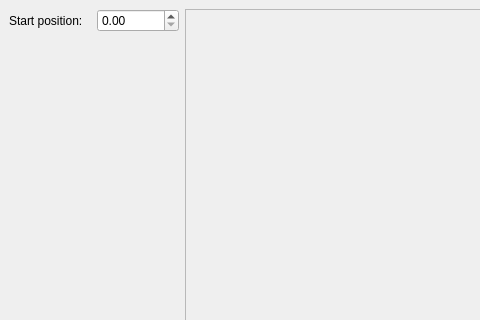
Old version of the form examples/Pie/mainwindow.ui in the repository KDAB/KDChart; both pictures show x 0 to 480 and y 0 to 320 of the 735 by 702 pixel window.
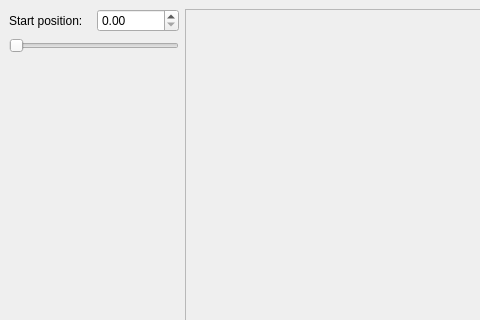
New version of the form. Icons and pictures are not drawn.

Commit message: made pie example cooler at till's request

What changed in the file:
```diff
--- a/examples/Pie/mainwindow.ui
+++ b/examples/Pie/mainwindow.ui
@@ -106,6 +106,24 @@
        </item>
       </layout>
      </item>
+     <item>
+      <widget class="QSlider" name="startPositionSL" >
+       <property name="sizePolicy" >
+        <sizepolicy>
+         <hsizetype>1</hsizetype>
+         <vsizetype>0</vsizetype>
+         <horstretch>0</horstretch>
+         <verstretch>0</verstretch>
+        </sizepolicy>
+       </property>
+       <property name="maximum" >
+        <number>360</number>
+       </property>
+       <property name="orientation" >
+        <enum>Qt::Horizontal</enum>
+       </property>
+      </widget>
+     </item>
      <item>
       <spacer>
        <property name="orientation" >
```
Left out of the diff: 8 changed lines with no effect on the pictures. The commit also changes 2 other files.
